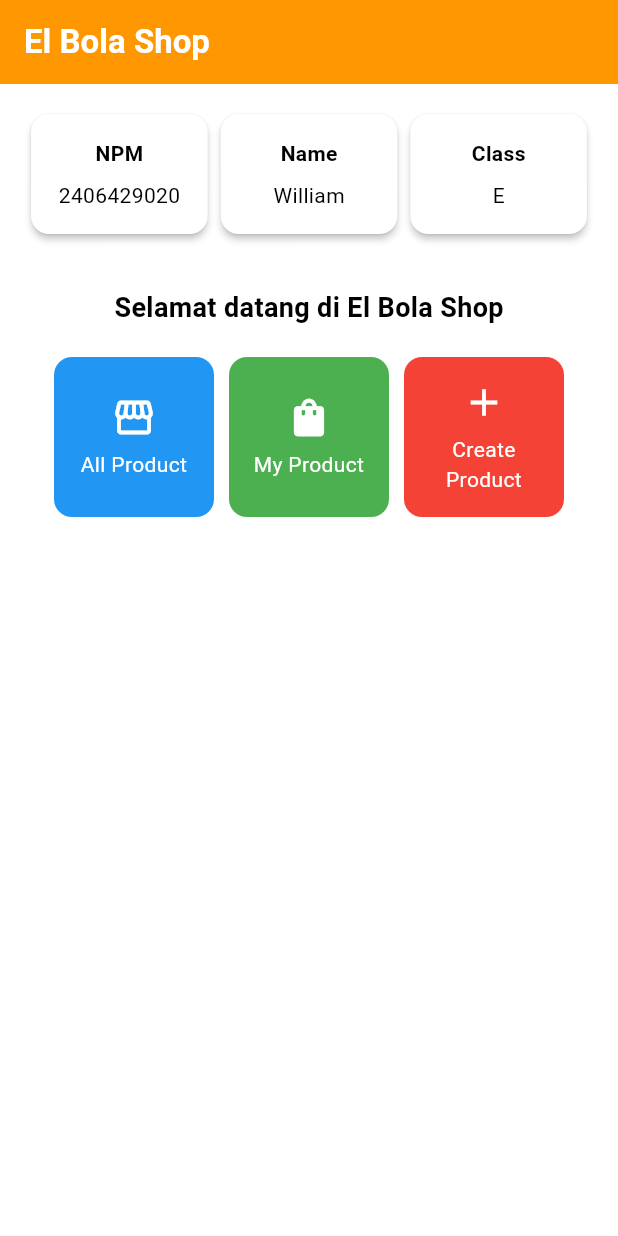
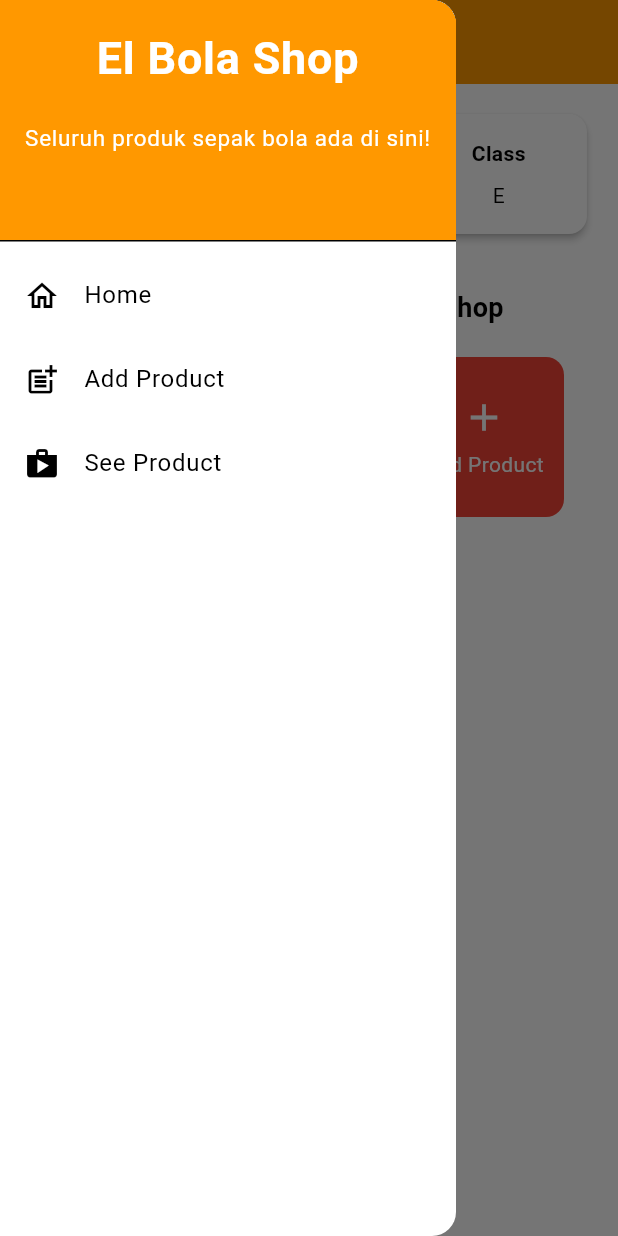
Before and after one commit to Weeleeam/football-shop-mobile, a Flutter app: the screen it shows after launch, with the side drawer open (before the commit the screen has no drawer), on a phone screen of 412 x 824 dp. Run offline on Flutter 3.47's test engine with Material 3 defaults, Android fonts, the phone set to English and light mode, and no system bars.

Commit message:
Kode Tugas 8

```diff
--- a/lib/menu.dart
+++ b/lib/screens/menu.dart
@@ -1,4 +1,6 @@
 import 'package:flutter/material.dart';
+import 'package:football_shop/widgets/product_card.dart';
+import 'package:football_shop/widgets/left_drawer.dart';
 
 class MyHomePage extends StatelessWidget {
   MyHomePage({super.key});
@@ -9,7 +11,7 @@ class MyHomePage extends StatelessWidget {
   final List<ItemHomepage> items = [
     ItemHomepage("All Product", Icons.storefront, Colors.blue),
     ItemHomepage("My Product", Icons.shopping_bag, Colors.green),
-    ItemHomepage("Create Product", Icons.add, Colors.red),
+    ItemHomepage("Add Product", Icons.add, Colors.red),
   ];
   @override
   Widget build(BuildContext context) {
@@ -20,14 +22,12 @@ class MyHomePage extends StatelessWidget {
         // Judul aplikasi "Football News" dengan teks putih dan tebal.
         title: const Text(
           'El Bola Shop',
-          style: TextStyle(
-            color: Colors.white,
-            fontWeight: FontWeight.bold,
-          ),
+          style: TextStyle(color: Colors.white, fontWeight: FontWeight.bold),
         ),
         // Warna latar belakang AppBar diambil dari skema warna tema aplikasi.
         backgroundColor: Theme.of(context).colorScheme.primary,
       ),
+      drawer: LeftDrawer(),
       // Body halaman dengan padding di sekelilingnya.
       body: Padding(
         padding: const EdgeInsets.all(16.0),
@@ -52,7 +52,6 @@ class MyHomePage extends StatelessWidget {
             Center(
               child: Column(
                 // Menyusun teks dan grid item secara vertikal.
-
                 children: [
                   // Menampilkan teks sambutan dengan gaya tebal dan ukuran 18.
                   const Padding(
@@ -90,11 +89,12 @@ class MyHomePage extends StatelessWidget {
     );
   }
 }
+
 class InfoCard extends StatelessWidget {
   // Kartu informasi yang menampilkan title dan content.
 
-  final String title;  // Judul kartu.
-  final String content;  // Isi kartu.
+  final String title; // Judul kartu.
+  final String content; // Isi kartu.
 
   const InfoCard({super.key, required this.title, required this.content});
 
@@ -105,15 +105,14 @@ class InfoCard extends StatelessWidget {
       elevation: 2.0,
       child: Container(
         // Mengatur ukuran dan jarak di dalam kartu.
-        width: MediaQuery.of(context).size.width / 3.5, // menyesuaikan dengan lebar device yang digunakan.
+        width:
+            MediaQuery.of(context).size.width /
+            3.5, // menyesuaikan dengan lebar device yang digunakan.
         padding: const EdgeInsets.all(16.0),
         // Menyusun title dan content secara vertikal.
         child: Column(
           children: [
-            Text(
-              title,
-              style: const TextStyle(fontWeight: FontWeight.bold),
-            ),
+            Text(title, style: const TextStyle(fontWeight: FontWeight.bold)),
             const SizedBox(height: 8.0),
             Text(content),
           ],
@@ -130,56 +129,3 @@ class ItemHomepage {
 
   ItemHomepage(this.name, this.icon, this.color);
 }
-
-class ItemCard extends StatelessWidget {
-  // Menampilkan kartu dengan ikon dan nama.
-
-  final ItemHomepage item;
-
-  const ItemCard(this.item, {super.key});
-
-  @override
-  Widget build(BuildContext context) {
-    return Material(
-      // Menentukan warna latar belakang dari tema aplikasi.
-      color: item.color,
-      // Membuat sudut kartu melengkung.
-      borderRadius: BorderRadius.circular(12),
-
-      child: InkWell(
-        // Aksi ketika kartu ditekan.
-        onTap: () {
-          // Menampilkan pesan SnackBar saat kartu ditekan.
-          ScaffoldMessenger.of(context)
-            ..hideCurrentSnackBar()
-            ..showSnackBar(
-                SnackBar(content: Text("Kamu telah menekan tombol ${item.name}!"))
-            );
-        },
-        // Container untuk menyimpan Icon dan Text
-        child: Container(
-          padding: const EdgeInsets.all(8),
-          child: Center(
-            child: Column(
-              // Menyusun ikon dan teks di tengah kartu.
-              mainAxisAlignment: MainAxisAlignment.center,
-              children: [
-                Icon(
-                  item.icon,
-                  color: Colors.white,
-                  size: 30.0,
-                ),
-                const Padding(padding: EdgeInsets.all(3)),
-                Text(
-                  item.name,
-                  textAlign: TextAlign.center,
-                  style: const TextStyle(color: Colors.white),
-                ),
-              ],
-            ),
-          ),
-        ),
-      ),
-    );
-  }
-}
--- /dev/null
+++ b/lib/widgets/left_drawer.dart
@@ -0,0 +1,79 @@
+import 'package:flutter/material.dart';
+import 'package:football_shop/screens/menu.dart';
+import 'package:football_shop/screens/productlist_form.dart';
+
+class LeftDrawer extends StatelessWidget {
+  const LeftDrawer({super.key});
+
+  @override
+  Widget build(BuildContext context) {
+    return Drawer(
+      child: ListView(
+        children: [
+          const DrawerHeader(
+            decoration: BoxDecoration(
+              color: Colors.orange,
+            ),
+            child: Column(
+              children: [
+                Text(
+                  'El Bola Shop',
+                  textAlign: TextAlign.center,
+                  style: TextStyle(
+                    fontSize: 30,
+                    fontWeight: FontWeight.bold,
+                    color: Colors.white,
+                  ),
+                ),
+                Padding(padding: EdgeInsets.all(10)),
+                Text("Seluruh produk sepak bola ada di sini!",
+                  textAlign: TextAlign.center,
+                  style: TextStyle(
+                    fontSize: 15,
+                    color: Colors.white,
+                  ),
+                ),
+              ],
+            ),
+          ),
+          ListTile(
+            leading: const Icon(Icons.home_outlined),
+            title: const Text('Home'),
+            // Bagian redirection ke MyHomePage
+            onTap: () {
+              Navigator.pushReplacement(
+                  context,
+                  MaterialPageRoute(
+                    builder: (context) => MyHomePage(),
+                  ));
+            },
+          ),
+          ListTile(
+            leading: const Icon(Icons.post_add),
+            title: const Text('Add Product'),
+            onTap: () {
+              Navigator.pushReplacement(
+                  context,
+                  MaterialPageRoute(
+                    builder: (context) => ProductFormPage(),
+                  ));
+            },
+          ),
+          // TODO: Buat ListTile baru untuk ke halaman melihat produk
+          ListTile(
+            leading: const Icon(Icons.shop),
+            title: const Text('See Product'),
+            // Bagian redirection ke NewsPage
+            onTap: () {
+              Navigator.pushReplacement(
+                  context,
+                  MaterialPageRoute(
+                    builder: (context) => ProductFormPage(),
+                  ));
+            },
+          ),
+        ],
+      ),
+    );
+  }
+}
--- /dev/null
+++ b/lib/widgets/product_card.dart
@@ -0,0 +1,63 @@
+import 'package:football_shop/screens/productlist_form.dart';
+import 'package:flutter/material.dart';
+import 'package:football_shop/screens/menu.dart';
+
+class ItemCard extends StatelessWidget {
+  // Menampilkan kartu dengan ikon dan nama.
+
+  final ItemHomepage item;
+
+  const ItemCard(this.item, {super.key});
+
+  @override
+  Widget build(BuildContext context) {
+    return Material(
+      // Menentukan warna latar belakang dari tema aplikasi.
+      color: item.color,
+      // Membuat sudut kartu melengkung.
+      borderRadius: BorderRadius.circular(12),
+
+      child: InkWell(
+        // Aksi ketika kartu ditekan.
+        onTap: () {
+          // Menampilkan pesan SnackBar saat kartu ditekan.
+          ScaffoldMessenger.of(context)
+            ..hideCurrentSnackBar()
+            ..showSnackBar(
+                SnackBar(content: Text("Kamu telah menekan tombol ${item.name}!"))
+            );
+          if (item.name == "Add Product") {
+            Navigator.push(
+              context,
+              MaterialPageRoute(
+                builder: (context) => ProductFormPage(),
+            ));
+          }
+        },
+        // Container untuk menyimpan Icon dan Text
+        child: Container(
+          padding: const EdgeInsets.all(8),
+          child: Center(
+            child: Column(
+              // Menyusun ikon dan teks di tengah kartu.
+              mainAxisAlignment: MainAxisAlignment.center,
+              children: [
+                Icon(
+                  item.icon,
+                  color: Colors.white,
+                  size: 30.0,
+                ),
+                const Padding(padding: EdgeInsets.all(3)),
+                Text(
+                  item.name,
+                  textAlign: TextAlign.center,
+                  style: const TextStyle(color: Colors.white),
+                ),
+              ],
+            ),
+          ),
+        ),
+      ),
+    );
+  }
+}
```
Also changed, not shown: lib/main.dart (+1 -18 lines), lib/screens/productlist_form.dart (added, +268 -0 lines).
